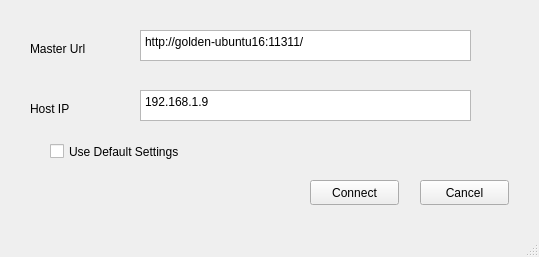
Old version of the form rov_chall_ui/connectionwindow.ui in the repository rameziophobia/ROV_Challenge.
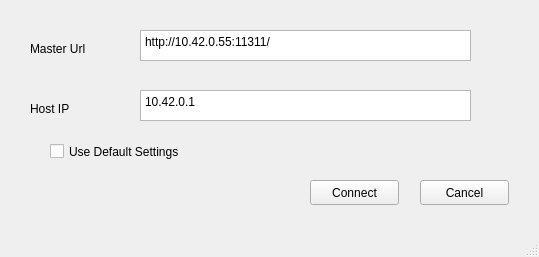
New version of the form.

Commit message: connected main window with ros

What changed in the file:
```diff
--- a/rov_chall_ui/connectionwindow.ui
+++ b/rov_chall_ui/connectionwindow.ui
@@ -50,7 +50,7 @@
      </rect>
     </property>
     <property name="plainText">
-     <string>http://golden-ubuntu16:11311/</string>
+     <string>http://10.42.0.55:11311/</string>
     </property>
    </widget>
    <widget class="QPlainTextEdit" name="txtHostIP">
@@ -63,7 +63,7 @@
      </rect>
     </property>
     <property name="plainText">
-     <string>192.168.1.9</string>
+     <string>10.42.0.1</string>
     </property>
    </widget>
    <widget class="QCheckBox" name="chkDefaultSettings">
```
The commit also changes 2 other files.
